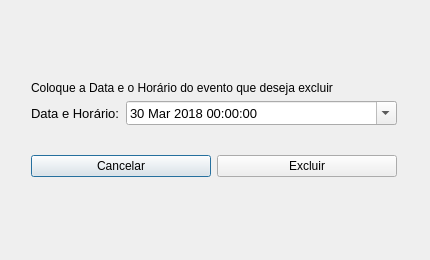
First picture: the form in Agenda/exclusao.ui, repository AndersonS001/Estrutura-de-Dados, before the edit.
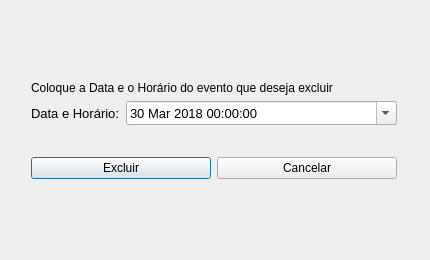
Second picture: the form after the edit.

Patch:
```diff
--- a/Agenda/exclusao.ui
+++ b/Agenda/exclusao.ui
@@ -13,13 +13,13 @@
   <property name="windowTitle">
    <string>Exclusão de evento</string>
   </property>
-  <widget class="QWidget" name="">
+  <widget class="QWidget" name="layoutWidget">
    <property name="geometry">
     <rect>
      <x>31</x>
      <y>81</y>
      <width>366</width>
-     <height>96</height>
+     <height>98</height>
     </rect>
    </property>
    <layout class="QVBoxLayout" name="verticalLayout">
@@ -97,13 +97,6 @@
     </item>
     <item>
      <layout class="QHBoxLayout" name="horizontalLayout_2">
-      <item>
-       <widget class="QPushButton" name="btnCancelar">
-        <property name="text">
-         <string>Cancelar</string>
-        </property>
-       </widget>
-      </item>
       <item>
        <widget class="QPushButton" name="btnExcluir">
         <property name="text">
@@ -111,6 +104,13 @@
         </property>
        </widget>
       </item>
+      <item>
+       <widget class="QPushButton" name="btnCancelar">
+        <property name="text">
+         <string>Cancelar</string>
+        </property>
+       </widget>
+      </item>
      </layout>
     </item>
    </layout>
```
